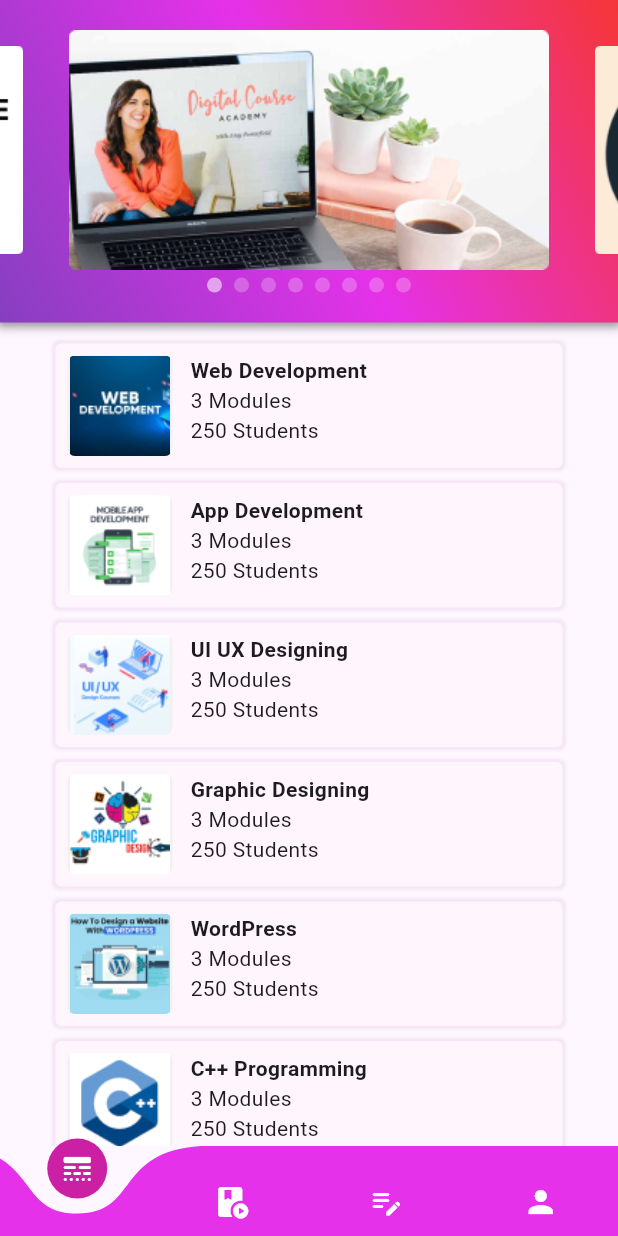
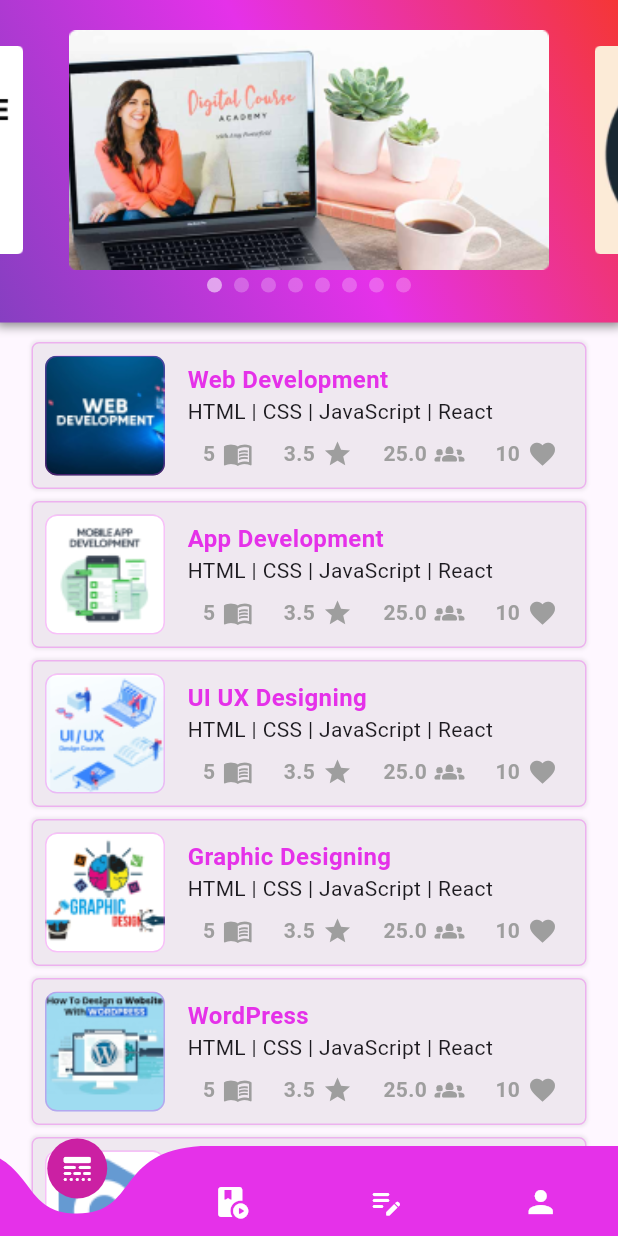
Before and after one commit to ammardev99/Skills_Rewards_App, a Flutter app: the screen it shows after launch, after a tap on "Login", on a phone screen of 412 x 824 dp. Run offline on Flutter 3.47's test engine with Material 3 defaults, Android fonts, the phone set to English and light mode, and no system bars; drawn by our look-alikes of carousel_slider, curved_navigation_bar, smooth_page_indicator; our stand-ins replace animated_splash_screen, image_picker, page_transition, youtube_player_flutter.

Commit message:
Modify the widgets & Colors

```diff
--- a/lib/Screens/components/assets.dart
+++ b/lib/Screens/components/assets.dart
@@ -2,6 +2,7 @@
 
 Color primaryColor = const Color(0xFF863FC1);
 Color secondaryColor = const Color(0xFFE531E9);
+Color secondaryColor03 = secondaryColor.withOpacity(0.3);
 Color whiteColor = const Color(0xFFFfffff);
 
 primaryColorBtn() {
@@ -40,6 +41,21 @@
   );
 }
 
+TextStyle infoHeading() {
+  return const TextStyle(
+    fontWeight: FontWeight.w700,
+    color: Colors.grey,
+  );
+}
+
+Widget infoIcon(IconData icon) {
+  return Icon(
+    icon,
+    color: Colors.grey,
+    size: 20,
+  );
+}
+
 InputDecoration inputStyle(String label, String hint) {
   return InputDecoration(
       labelText: label,
--- a/lib/Screens/components/widgets.dart
+++ b/lib/Screens/components/widgets.dart
@@ -29,68 +29,93 @@
   );
 }
 
-Widget courseCard(
+Widget coursePkg(
   String title,
   String img,
-  // ignore: non_constant_identifier_names
   BuildContext context,
   openPage,
 ) {
-  return InkWell(
+  return Padding(
+    padding: const EdgeInsets.symmetric(horizontal: 10),
+    child: InkWell(
+      hoverColor: Colors.white,
+      splashColor: secondaryColor03,
+      borderRadius: BorderRadius.circular(8),
+      highlightColor: Colors.white,
+
       onTap: () {
         Navigator.push(
             context, MaterialPageRoute(builder: (context) => openPage));
       },
+      // main container
       child: Container(
+        width: MediaQuery.of(context).size.width >= 360
+            ? 370
+            : MediaQuery.of(context).size.width,
         padding: const EdgeInsets.all(8),
-      height: 85,
-      width: 340,
         decoration: BoxDecoration(
-        color: const Color.fromARGB(255, 255, 246, 253),
           borderRadius: BorderRadius.circular(5),
-        border: Border.all(width: 1, color: secondaryColor.withOpacity(0.1)),
+          border: Border.all(width: 1, color: secondaryColor03),
           boxShadow: [myBoxShadow()],
         ),
         child: Row(
-          crossAxisAlignment: CrossAxisAlignment.start,
-          mainAxisAlignment: MainAxisAlignment.spaceBetween,
           children: [
+            // Thumbnail
             Container(
-              // height: 70,
-              width: 70,
+              width: 80,
+              height: 80,
               decoration: BoxDecoration(
-                  color: const Color.fromARGB(255, 241, 241, 241),
-                  borderRadius: BorderRadius.circular(5),
+                border: Border.all(width: 1, color: secondaryColor03),
+                borderRadius: BorderRadius.circular(8),
                 image: DecorationImage(
-                    image: AssetImage(
-                      img,
+                  image: AssetImage(img),
+                  fit: BoxFit.cover,
                 ),
-                  )),
-              // child:  Image(image:  AssetImage(img,),)
               ),
-            SizedBox(
-              width: 240,
-              // color: const Color.fromARGB(255, 53, 60, 53),
+            ),
+            // Thumbnail end
+            const SizedBox(width: 15),
+
+            Expanded(
               child: Column(
                 crossAxisAlignment: CrossAxisAlignment.start,
                 children: [
-                  Text(
-                    title,
-                    style: const TextStyle(fontWeight: FontWeight.bold),
-                  ),
-                  const Text("3 Modules"),
-                  const Text("250 Students"),
+                  heading(title, secondaryColor),
+                  const Text("HTML | CSS | JavaScript | React "),
+                  const SizedBox(height: 8),
+                  SizedBox(child: pkgInfoIcons(5, 3.5, 25, 10)),
                 ],
               ),
             ),
-            // SizedBox(
-            //   width: 40,
-            //   // color: const Color.fromARGB(255, 169, 169, 169),
-            //   child: IconButton(
-            //       onPressed: () {}, icon: const Icon(Icons.favorite_border)),
-            // ),
-          ]),
+          ],
         ),
+      ),
+    ),
+  );
+}
+
+Widget pkgInfoIcons(int m, double r, double s, int f) {
+  return Row(
+    mainAxisAlignment: MainAxisAlignment.spaceAround,
+    children: [
+      labelIcon(m.toString(), Icons.menu_book),
+      labelIcon(r.toString(), Icons.star),
+      labelIcon(s.toString(), Icons.groups_2_rounded),
+      labelIcon(f.toString(), Icons.favorite),
+    ],
+  );
+}
+
+Widget labelIcon(String txt, IconData icon) {
+  return Row(
+    children: [
+      Text(
+        txt,
+        style: infoHeading(),
+      ),
+      sizeBox(5, 0),
+      infoIcon(icon),
+    ],
   );
 }
 
@@ -121,7 +146,6 @@
             width: 80,
             height: 80,
             decoration: BoxDecoration(
-                // color: Colors.black12,
                 borderRadius: BorderRadius.circular(8),
                 image: DecorationImage(
                   image: AssetImage(img),
@@ -136,26 +160,26 @@
     String img, String title, String subtitle, BuildContext context,
     [course]) {
   return InkWell(
+    splashColor: secondaryColor.withOpacity(0.3),
+    borderRadius: BorderRadius.circular(8),
+    highlightColor: Colors.white,
     onTap: () {
       Navigator.push(context, MaterialPageRoute(builder: (context) => course));
     },
     child: Container(
-      margin: const EdgeInsets.symmetric(vertical: 5),
       width: 340,
       height: 70,
       decoration: BoxDecoration(
-        border: Border.all(width: 1, color: Colors.black12),
+        border: Border.all(width: 1, color: secondaryColor.withOpacity(0.3)),
         borderRadius: BorderRadius.circular(8),
       ),
       child: ListTile(
-        // leading: icon,
-        // leading: Icon(icon, color: Colors.black12, size: 40,),
-        // leading: const Icon(Icons.book_rounded, color: Colors.black12, size: 40,),
         leading: Container(
           height: 40,
           width: 40,
-          decoration:
-              BoxDecoration(image: DecorationImage(image: AssetImage(img))),
+          decoration: BoxDecoration(
+              borderRadius: BorderRadius.circular(8),
+              image: DecorationImage(image: AssetImage(img))),
         ),
         title: Text(
           title,
@@ -174,33 +198,33 @@
 Widget lessonCard(String title, String subtitle, BuildContext context,
     [course]) {
   return InkWell(
+    splashColor: secondaryColor.withOpacity(0.3),
+    borderRadius: BorderRadius.circular(8),
+    highlightColor: Colors.white,
     onTap: () {
       Navigator.push(context, MaterialPageRoute(builder: (context) => course));
     },
     child: Container(
-      margin: const EdgeInsets.symmetric(vertical: 5),
       width: 340,
       height: 70,
       decoration: BoxDecoration(
-        border: Border.all(width: 1, color: Colors.black12),
+        border: Border.all(width: 1, color: secondaryColor.withOpacity(0.3)),
         borderRadius: BorderRadius.circular(8),
       ),
       child: ListTile(
-        leading: const Icon(
+        leading: Icon(
           Icons.play_circle_fill_rounded,
-          color: Color(0xffE531E9),
+          color: secondaryColor,
           size: 40,
         ),
-        // leading: Icon(icon, color: Colors.black12, size: 40,),
-        // leading: const Icon(Icons.book_rounded, color: Colors.black12, size: 40,),
         title: Text(
           title,
           style: const TextStyle(fontWeight: FontWeight.w600),
         ),
         subtitle: Text(subtitle),
-        trailing: const Icon(
+        trailing: Icon(
           Icons.check_circle_outline_rounded,
-          color: Color(0xffE531E9),
+          color: secondaryColor,
         ),
       ),
     ),
@@ -209,34 +233,34 @@
 
 Widget quizCard(String title, String subtitle) {
   return InkWell(
+    splashColor: secondaryColor03,
+    borderRadius: BorderRadius.circular(8),
+    highlightColor: Colors.white,
     onTap: () {
       // Navigator.push(
       //     context, MaterialPageRoute(builder: (context) => course));
     },
     child: Container(
-      margin: const EdgeInsets.symmetric(vertical: 5),
       width: 340,
       height: 70,
       decoration: BoxDecoration(
-        border: Border.all(width: 1, color: Colors.black12),
+        border: Border.all(width: 1, color: secondaryColor03),
         borderRadius: BorderRadius.circular(8),
       ),
       child: ListTile(
-        leading: const Icon(
+        leading: Icon(
           Icons.analytics_rounded,
-          color: Color(0xffE531E9),
+          color: secondaryColor,
           size: 40,
         ),
-        // leading: Icon(icon, color: Colors.black12, size: 40,),
-        // leading: const Icon(Icons.book_rounded, color: Colors.black12, size: 40,),
         title: Text(
           title,
           style: const TextStyle(fontWeight: FontWeight.w600),
         ),
         subtitle: Text(subtitle),
-        trailing: const Icon(
+        trailing: Icon(
           Icons.check_circle_outline_rounded,
-          color: Color(0xffE531E9),
+          color: secondaryColor,
         ),
       ),
     ),
@@ -245,9 +269,7 @@
 
 Widget textBtton(String txt) {
   return TextButton(
-    onPressed: () {
-      // Add your button functionality here
-    },
+    onPressed: () {},
     style: ButtonStyle(
       backgroundColor: primaryColorBtn(),
     ),
@@ -260,35 +282,28 @@
   );
 }
 
-Widget notesCard(BuildContext context,String title, String subtitle, [Icon? icon]) {
+Widget notesCard(BuildContext context, String title, String subtitle,
+    [Icon? icon]) {
   return InkWell(
+        splashColor: secondaryColor03,
+    highlightColor: Colors.white,
+
     onTap: () {
-
-        // addCourse = null ?
       ScaffoldMessenger.of(context).showSnackBar(SnackBar(
-          content: heading(
-            'Under Maintenance',
-            // style: TextStyle(color: Colors.white),
-             Colors.black87
-          ),
+        content: heading('Under Maintenance', Colors.black87),
         backgroundColor: Colors.grey[200],
         duration: const Duration(milliseconds: 200),
       ));
     },
-
     child: Container(
       decoration: BoxDecoration(
-        border: Border(bottom: BorderSide(color: secondaryColor.withOpacity(0.3))),
+        border: Border(bottom: BorderSide(color: secondaryColor03)),
       ),
       child: ListTile(
-        title:
-        // Text(
-          subHeading(title, Colors.black),
-          // style: const TextStyle(fontWeight: FontWeight.w700),
-        // ),
+        title: subHeading(title, Colors.black),
         subtitle: Text(subtitle),
         trailing: icon,
-        iconColor: secondaryColor,
+        iconColor: Colors.grey,
       ),
     ),
   );
@@ -296,34 +311,27 @@
 
 Widget menuOption(Icon icon, String txt, BuildContext context, [page]) {
   return Container(
-    decoration:  BoxDecoration(
-        border: Border(bottom: BorderSide( color: secondaryColor.withOpacity(0.3)))),
+    decoration: BoxDecoration(
+        border: Border(bottom: BorderSide(color: secondaryColor))),
     child: ListTile(
-      hoverColor: secondaryColor.withOpacity(0.6),
+      hoverColor: secondaryColor03,
+      splashColor: secondaryColor03,
       leading: icon,
-      iconColor: Colors.black45,
-      title: subHeading(txt,   page ==null?  Colors.black12:Colors.black87),
-      trailing: Icon(Icons.chevron_right,   color: page ==null?Colors.black12 : secondaryColor,),
+      iconColor: page == null ? Colors.black12 : Colors.grey,
+      title: subHeading(txt, page == null ? Colors.black12 : Colors.grey),
+      trailing: Icon(
+        Icons.chevron_right,
+        color: page == null ? Colors.grey : secondaryColor03,
+      ),
       onTap: () {
-
-        // ignore: avoid_print
-        page ==null?
-           ScaffoldMessenger.of(context).showSnackBar(SnackBar(
-          content: heading(
-            'Under Maintenance',
-            // style: TextStyle(color: Colors.white),
-             Colors.black87
-          ),
-
+        page == null
+            ? ScaffoldMessenger.of(context).showSnackBar(SnackBar(
+                content: heading('Under Maintenance', Colors.grey),
                 backgroundColor: Colors.grey[200],
                 duration: const Duration(milliseconds: 200),
               ))
-        :
-                  Navigator.push(
+            : Navigator.push(
                 context, MaterialPageRoute(builder: (context) => page));
-
-
-
       },
     ),
   );
--- a/lib/Screens/explore.dart
+++ b/lib/Screens/explore.dart
@@ -37,8 +37,7 @@
 
   @override
   Widget build(BuildContext context) {
-    return SafeArea(
-      child: Scaffold(
+    return Scaffold(
       extendBody: true,
       body: SingleChildScrollView(
         scrollDirection: Axis.vertical,
@@ -94,58 +93,27 @@
 
             // course cards
             sizeBox(0, 8),
-              courseCard(coursesName[0], "assets/course_images/web.png", context,
+            coursePkg(coursesName[0], "assets/course_images/web.png", context,
                 const CourseIntro()),
             sizeBox(0, 8),
-              // courseCard(coursesName[1], "assets/course_images/app.png", context,
-              //     const CourseIntro()),
-              courseCard(coursesName[1], "assets/course_images/app.png", context,
+            coursePkg(coursesName[1], "assets/course_images/app.png", context,
                 const CourseIntro()),
             sizeBox(0, 8),
-              courseCard(coursesName[2], "assets/course_images/uiux.png", context,
+            coursePkg(coursesName[2], "assets/course_images/uiux.png", context,
                 const CourseIntro()),
             sizeBox(0, 8),
-              courseCard(coursesName[3], "assets/course_images/graphic.png",
+            coursePkg(coursesName[3], "assets/course_images/graphic.png",
                 context, const CourseIntro()),
             sizeBox(0, 8),
-              courseCard(coursesName[4], "assets/course_images/wordpress.png",
+            coursePkg(coursesName[4], "assets/course_images/wordpress.png",
                 context, const CourseIntro()),
             sizeBox(0, 8),
-              courseCard(coursesName[5], "assets/course_images/c++.png", context,
+            coursePkg(coursesName[5], "assets/course_images/c++.png", context,
                 const CourseIntro()),
-              sizeBox(0, 70),
+            sizeBox(0, 10),
           ],
-          ),
         ),
       ),
     );
   }
 }
-
-
-
-
-              // Container(
-              //     height: 180,
-              //     width: 340,
-              //     decoration: BoxDecoration(
-              //       color: Colors.white,
-              //       // gradient: myGradient(),
-              //       borderRadius: BorderRadius.circular(5),
-              //       image:
-
-              //       const DecorationImage(
-              //         image: AssetImage("assets/images/banner.png"),
-              //         fit: BoxFit.fill,
-              //       ),
-              //       boxShadow: const [
-              //         BoxShadow(
-              //           color: Color.fromARGB(40, 0, 0, 0),
-              //           offset: Offset(0.0, 0), // Shadow position
-              //           blurRadius: 3.0, // Shadow spread
-              //           spreadRadius: 5.0, // Shadow size
-              //         ),
-              //       ],
-              //     ),
-              // child: const Text("data")
-              // )
--- a/lib/Screens/learning/learning.dart
+++ b/lib/Screens/learning/learning.dart
@@ -73,7 +73,7 @@
                               mainAxisAlignment: MainAxisAlignment.center,
                               children: [
                                 Text(
-                                  "My Name",
+                                  "Full Name",
                                   style: TextStyle(fontWeight: FontWeight.bold),
                                 ),
                                 Text("myemail@gmail.com"),
@@ -92,7 +92,7 @@
 
                 sizeBox(0, 10),
 
-                courseCard("Web Development", "assets/course_images/web.png",
+                coursePkg("Web Development", "assets/course_images/web.png",
                     context, const CourseModules())
               ],
             )),
--- a/lib/Screens/notes.dart
+++ b/lib/Screens/notes.dart
@@ -11,7 +11,6 @@
         appBar: AppBar(
           shadowColor: const Color.fromARGB(255, 0, 0, 0),
           elevation: 8,
-
           // centerTitle: true,
           title: const Text(
             "Notes",
--- a/lib/Screens/profile.dart
+++ b/lib/Screens/profile.dart
@@ -77,7 +77,7 @@
           //   context,
           // ),
           menuOption(
-            const Icon(Icons.support_agent_rounded),
+            const Icon(Icons.support_agent_rounded,),
             'Help',
             context,
           ),
```
Also changed, not shown: lib/Screens/course.dart (+8 -18 lines), lib/Screens/course_modules.dart (+3 -5 lines), lib/Screens/lesson.dart (+10 -25 lines). Lines whose indentation alone changed are shown as unchanged.
